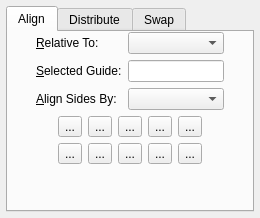
Before: the Qt Designer form scribus/ui/aligndistribute.ui in scribusproject/scribus, drawn with Qt 5.
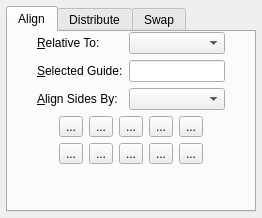
After: the same form once the commit is applied. The open tabs and pages were chosen to show the change. Custom widgets are drawn as their Qt base class.

Commit message: Fix default Align & Distribute tab

```diff
--- a/scribus/ui/aligndistribute.ui
+++ b/scribus/ui/aligndistribute.ui
@@ -9,7 +9,7 @@
    <rect>
     <x>0</x>
     <y>0</y>
-    <width>260</width>
+    <width>262</width>
     <height>218</height>
    </rect>
   </property>
```
Left out of the diff: 16 changed lines with no effect on the pictures.
